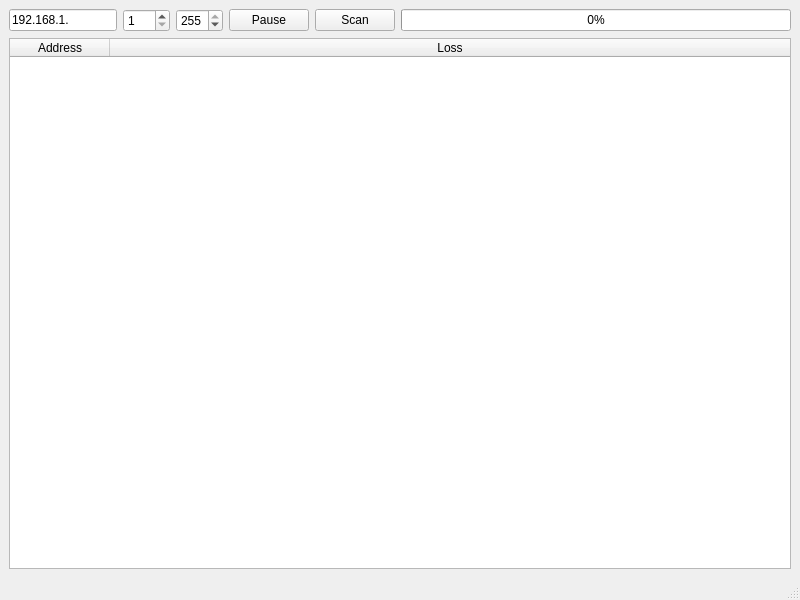
First picture: the form in mainwindow.ui, repository CJayM/NetworkTools, before the edit.
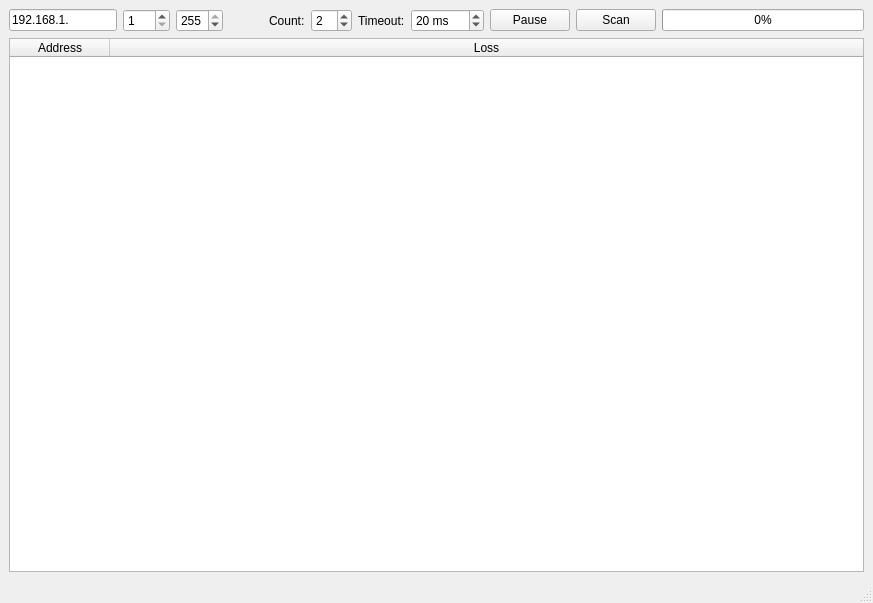
Second picture: the form after the edit.

Commit message: Добавлены параметры пинга

```diff
--- a/mainwindow.ui
+++ b/mainwindow.ui
@@ -6,8 +6,8 @@
    <rect>
     <x>0</x>
     <y>0</y>
-    <width>800</width>
-    <height>600</height>
+    <width>873</width>
+    <height>603</height>
    </rect>
   </property>
   <property name="windowTitle">
@@ -18,7 +18,7 @@
     <item>
      <layout class="QVBoxLayout" name="verticalLayout">
       <item>
-       <layout class="QHBoxLayout" name="horizontalLayout" stretch="0,0,0,0,0,1">
+       <layout class="QHBoxLayout" name="horizontalLayout" stretch="0,0,0,0,0,0,0,0,0,0,1">
         <item>
          <widget class="QLineEdit" name="lineEdit">
           <property name="text">
@@ -49,6 +49,65 @@
           </property>
          </widget>
         </item>
+        <item>
+         <spacer name="horizontalSpacer">
+          <property name="orientation">
+           <enum>Qt::Horizontal</enum>
+          </property>
+          <property name="sizeHint" stdset="0">
+           <size>
+            <width>40</width>
+            <height>20</height>
+           </size>
+          </property>
+         </spacer>
+        </item>
+        <item>
+         <widget class="QLabel" name="label">
+          <property name="text">
+           <string>Count:</string>
+          </property>
+         </widget>
+        </item>
+        <item>
+         <widget class="QSpinBox" name="spinCount">
+          <property name="minimum">
+           <number>1</number>
+          </property>
+          <property name="maximum">
+           <number>10</number>
+          </property>
+          <property name="singleStep">
+           <number>1</number>
+          </property>
+          <property name="value">
+           <number>2</number>
+          </property>
+         </widget>
+        </item>
+        <item>
+         <widget class="QLabel" name="label_2">
+          <property name="text">
+           <string>Timeout:</string>
+          </property>
+         </widget>
+        </item>
+        <item>
+         <widget class="QSpinBox" name="spinTimeout">
+          <property name="suffix">
+           <string> ms</string>
+          </property>
+          <property name="minimum">
+           <number>1</number>
+          </property>
+          <property name="maximum">
+           <number>1000</number>
+          </property>
+          <property name="value">
+           <number>20</number>
+          </property>
+         </widget>
+        </item>
         <item>
          <widget class="QPushButton" name="btnPause">
           <property name="text">
```
Left out of the diff: 2 changed lines with no effect on the pictures. The commit also changes 1 other file.
